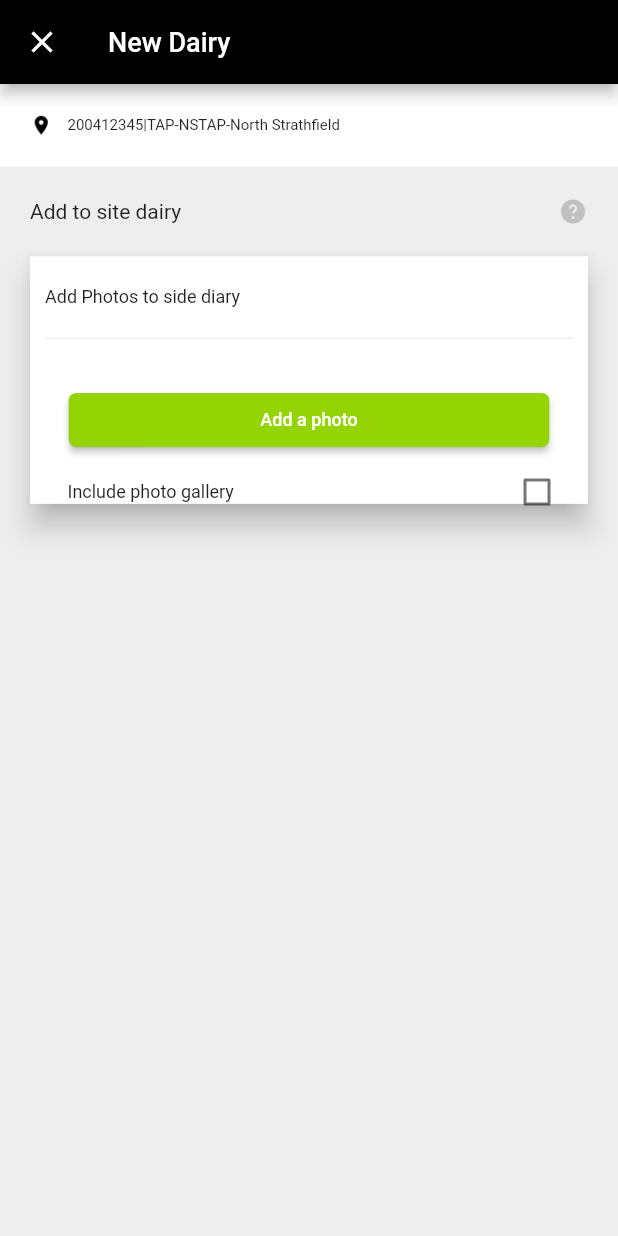
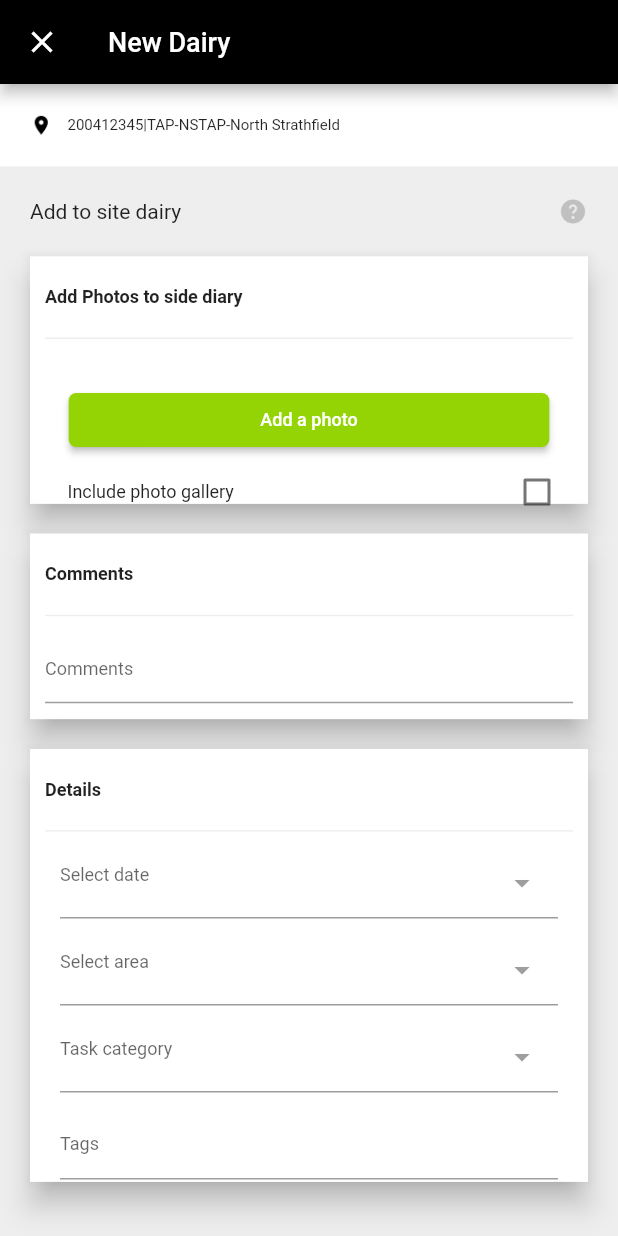
Before and after one commit to LjayArreza/flutter_task_xam, a Flutter app: the screen it shows after launch, on a phone screen of 412 x 824 dp. Run offline on Flutter 3.47's test engine with Material 2 defaults, Android fonts, the phone set to English and light mode, and no system bars; drawn by our look-alikes of flutter_typeahead; our stand-ins replace dio, flutter_dotenv, get, image_picker, logger.

Commit message:
Details and comment section

```diff
--- a/lib/presentation/controllers/upload_photo.controller.dart
+++ b/lib/presentation/controllers/upload_photo.controller.dart
@@ -1,9 +1,29 @@
+import 'package:flutter/material.dart';
 import 'package:flutter_task_xam/app/core/base/base_controller.dart';
 import 'package:get/get.dart';
+import 'package:intl/intl.dart';
 
 class UploadPhotoController extends BaseController {
+  var commentsController = TextEditingController();
+  var detailsDateController = TextEditingController();
+  var detailsAreaController = TextEditingController();
+  var taskCategoryController = TextEditingController();
+  var tagsController = TextEditingController();
   var isCheckboxSelected = false.obs;
   var selectedPhotos = <String>[].obs;
+  List<String> selectAreaItems = ['Area 1', 'Area 2', 'Area 3', 'Area 4'];
+  List<String> selectTaskCategoryItems = [
+    'Category 1',
+    'Category 2',
+    'Category 3',
+    'Category 4'
+  ];
+  RxString selectedDropdownValue = RxString('');
+  var selectedDate = ''.obs;
+
+  void setSelectedDropdownValue(String value) {
+    selectedDropdownValue.value = value;
+  }
 
   void setCheckbox(bool value) {
     isCheckboxSelected.value = value;
@@ -19,4 +39,30 @@ class UploadPhotoController extends BaseController {
       selectedPhotos.removeAt(index);
     }
   }
+
+  Future<void> selectDate(BuildContext context) async {
+    DateTime? picked = await showDatePicker(
+      context: context,
+      initialDate: DateTime.now(),
+      firstDate: DateTime(2000),
+      lastDate: DateTime(2101),
+      builder: (context, child) {
+        return Theme(
+          data: ThemeData.light().copyWith(
+            primaryColor: Colors.blue,
+            buttonTheme:
+                const ButtonThemeData(textTheme: ButtonTextTheme.primary),
+            colorScheme: const ColorScheme.light(primary: Colors.blue)
+                .copyWith(secondary: Colors.blue),
+          ),
+          child: child!,
+        );
+      },
+    );
+
+    if (picked != null) {
+      selectedDate.value = DateFormat('MM/dd/yyyy').format(picked);
+      detailsDateController.text = selectedDate.value;
+    }
+  }
 }
--- a/lib/presentation/views/upload_photo.view.dart
+++ b/lib/presentation/views/upload_photo.view.dart
@@ -5,14 +5,14 @@ import 'package:flutter_task_xam/app/core/base/base_view.dart';
 import 'package:flutter_task_xam/app/core/utils/image_utils.dart';
 import 'package:flutter_task_xam/presentation/controllers/upload_photo.controller.dart';
 import 'package:flutter_task_xam/presentation/widgets/add_photo_section.widget.dart';
-import 'package:get/get.dart';
+import 'package:flutter_task_xam/presentation/widgets/comments_section.widget.dart';
+import 'package:flutter_task_xam/presentation/widgets/details_section.widget.dart';
 
 class UploadPhotoView extends BaseView<UploadPhotoController> {
   const UploadPhotoView({super.key});
 
   @override
   Widget build(BuildContext context) {
-    return Obx(() {
     return Scaffold(
       backgroundColor: Colors.white,
       appBar: AppBar(
@@ -24,6 +24,7 @@ class UploadPhotoView extends BaseView<UploadPhotoController> {
             fontSize: 18,
           ),
         ),
+        centerTitle: false,
         leading: IconButton(
             onPressed: () {},
             icon: const Icon(
@@ -63,8 +64,7 @@ class UploadPhotoView extends BaseView<UploadPhotoController> {
             child: Column(
               children: [
                 Padding(
-                    padding:
-                        const EdgeInsets.only(top: 20, left: 20, right: 20),
+                  padding: const EdgeInsets.only(top: 20, left: 20, right: 20),
                   child: Row(
                     mainAxisAlignment: MainAxisAlignment.spaceBetween,
                     children: [
@@ -83,12 +83,13 @@ class UploadPhotoView extends BaseView<UploadPhotoController> {
                   ),
                 ),
                 const AddPhotoSectionWidget(),
+                const CommentSectionWidget(),
+                const DetailsSectionWidget(),
               ],
             ),
           )
         ],
       ),
     );
-    });
   }
 }
--- a/lib/presentation/widgets/add_photo_section.widget.dart
+++ b/lib/presentation/widgets/add_photo_section.widget.dart
@@ -12,7 +12,8 @@ class AddPhotoSectionWidget extends GetWidget<UploadPhotoController> {
 
   @override
   Widget build(BuildContext context) {
-    return Padding(
+    return Obx(
+      () => Padding(
         padding: const EdgeInsets.only(top: 20, left: 20, right: 20),
         child: Material(
           elevation: 8,
@@ -31,7 +32,10 @@ class AddPhotoSectionWidget extends GetWidget<UploadPhotoController> {
                     margin: const EdgeInsets.only(top: 10),
                     child: const Text(
                       'Add Photos to side diary',
-                    style: TextStyle(fontSize: 12),
+                      style: TextStyle(
+                        fontSize: 12,
+                        fontWeight: FontWeight.bold,
+                      ),
                     ),
                   ),
                   Container(
@@ -145,6 +149,7 @@ class AddPhotoSectionWidget extends GetWidget<UploadPhotoController> {
             ),
           ),
         ),
+      ),
     );
   }
 }
--- /dev/null
+++ b/lib/presentation/widgets/comments_section.widget.dart
@@ -0,0 +1,55 @@
+import 'package:flutter/material.dart';
+import 'package:flutter_task_xam/presentation/controllers/upload_photo.controller.dart';
+import 'package:get/get.dart';
+
+class CommentSectionWidget extends GetWidget<UploadPhotoController> {
+  const CommentSectionWidget({super.key});
+
+  @override
+  Widget build(BuildContext context) {
+    return Padding(
+      padding: const EdgeInsets.only(top: 20, left: 20, right: 20),
+      child: Material(
+        elevation: 8,
+        child: Container(
+          width: MediaQuery.of(context).size.width,
+          height: MediaQuery.of(context).size.height * 0.15,
+          color: Colors.white,
+          child: Padding(
+            padding: const EdgeInsets.only(top: 10, left: 10, right: 10),
+            child: Column(
+              crossAxisAlignment: CrossAxisAlignment.start,
+              children: [
+                Container(
+                  margin: const EdgeInsets.only(top: 10),
+                  child: const Text(
+                    'Comments',
+                    style: TextStyle(
+                      fontSize: 12,
+                      fontWeight: FontWeight.bold,
+                    ),
+                  ),
+                ),
+                Container(
+                  margin: const EdgeInsets.only(top: 20, bottom: 10),
+                  color: Colors.grey.shade200,
+                  height: 1,
+                ),
+                TextFormField(
+                  controller: controller.commentsController,
+                  decoration: const InputDecoration(
+                    hintText: 'Comments',
+                    hintStyle: TextStyle(fontSize: 12),
+                    focusedBorder: UnderlineInputBorder(
+                      borderSide: BorderSide(color: Colors.grey),
+                    ),
+                  ),
+                )
+              ],
+            ),
+          ),
+        ),
+      ),
+    );
+  }
+}
--- /dev/null
+++ b/lib/presentation/widgets/details_section.widget.dart
@@ -0,0 +1,167 @@
+import 'package:flutter/material.dart';
+import 'package:flutter_task_xam/presentation/controllers/upload_photo.controller.dart';
+import 'package:flutter_typeahead/flutter_typeahead.dart';
+import 'package:get/get.dart';
+
+class DetailsSectionWidget extends GetWidget<UploadPhotoController> {
+  const DetailsSectionWidget({super.key});
+
+  @override
+  Widget build(BuildContext context) {
+    return Padding(
+      padding: const EdgeInsets.only(top: 20, left: 20, right: 20),
+      child: Material(
+        elevation: 8,
+        child: Container(
+          width: MediaQuery.of(context).size.width,
+          height: MediaQuery.of(context).size.height * 0.35,
+          color: Colors.white,
+          child: Padding(
+            padding: const EdgeInsets.only(top: 10, left: 10, right: 10),
+            child: Column(
+              crossAxisAlignment: CrossAxisAlignment.start,
+              children: [
+                Container(
+                  margin: const EdgeInsets.only(top: 10),
+                  child: const Text(
+                    'Details',
+                    style: TextStyle(
+                      fontSize: 12,
+                      fontWeight: FontWeight.bold,
+                    ),
+                  ),
+                ),
+                Container(
+                  margin: const EdgeInsets.only(top: 20, bottom: 10),
+                  color: Colors.grey.shade200,
+                  height: 1,
+                ),
+                Container(
+                  margin: const EdgeInsets.only(
+                    left: 10,
+                    right: 10,
+                    bottom: 10,
+                  ),
+                  child: TextFormField(
+                    onTap: () {
+                      controller.selectDate(context);
+                    },
+                    controller: controller.detailsDateController,
+                    style: const TextStyle(fontSize: 12),
+                    decoration: const InputDecoration(
+                      hintText: 'Select date',
+                      hintStyle: TextStyle(fontSize: 12),
+                      focusedBorder: UnderlineInputBorder(
+                        borderSide: BorderSide(color: Colors.grey),
+                      ),
+                      suffixIcon: Icon(
+                        Icons.arrow_drop_down,
+                        color: Colors.grey,
+                      ),
+                    ),
+                  ),
+                ),
+                Container(
+                  margin: const EdgeInsets.only(
+                    left: 10,
+                    right: 10,
+                    bottom: 10,
+                  ),
+                  width: MediaQuery.of(context).size.width,
+                  child: TypeAheadField<String>(
+                    textFieldConfiguration: TextFieldConfiguration(
+                      controller: controller.detailsAreaController,
+                      style: const TextStyle(fontSize: 12),
+                      decoration: const InputDecoration(
+                        hintText: 'Select area',
+                        hintStyle: TextStyle(fontSize: 12),
+                        focusedBorder: UnderlineInputBorder(
+                          borderSide: BorderSide(color: Colors.black),
+                        ),
+                        suffixIcon: Icon(
+                          Icons.arrow_drop_down,
+                          color: Colors.grey,
+                        ),
+                      ),
+                    ),
+                    suggestionsCallback: (pattern) async {
+                      return controller.selectAreaItems;
+                    },
+                    itemBuilder: (context, suggestion) {
+                      return ListTile(
+                        title: Text(
+                          suggestion,
+                          style: const TextStyle(fontSize: 12),
+                        ),
+                      );
+                    },
+                    onSuggestionSelected: (String suggestion) {
+                      controller.detailsAreaController.text = suggestion;
+                    },
+                  ),
+                ),
+                Container(
+                  margin: const EdgeInsets.only(
+                    left: 10,
+                    right: 10,
+                    bottom: 10,
+                  ),
+                  width: MediaQuery.of(context).size.width,
+                  child: TypeAheadField<String>(
+                    textFieldConfiguration: TextFieldConfiguration(
+                      controller: controller.taskCategoryController,
+                      style: const TextStyle(fontSize: 12),
+                      decoration: const InputDecoration(
+                        hintText: 'Task category',
+                        hintStyle: TextStyle(fontSize: 12),
+                        focusedBorder: UnderlineInputBorder(
+                          borderSide: BorderSide(color: Colors.black),
+                        ),
+                        suffixIcon: Icon(
+                          Icons.arrow_drop_down,
+                          color: Colors.grey,
+                        ),
+                      ),
+                    ),
+                    suggestionsCallback: (pattern) async {
+                      return controller.selectTaskCategoryItems;
+                    },
+                    itemBuilder: (context, suggestion) {
+                      return ListTile(
+                        title: Text(
+                          suggestion,
+                          style: const TextStyle(fontSize: 12),
+                        ),
+                      );
+                    },
+                    onSuggestionSelected: (String suggestion) {
+                      controller.taskCategoryController.text = suggestion;
+                    },
+                  ),
+                ),
+                Container(
+                  margin: const EdgeInsets.only(
+                    left: 10,
+                    right: 10,
+                    bottom: 10,
+                  ),
+                  child: TextFormField(
+                    controller: controller.tagsController,
+                    style: const TextStyle(fontSize: 12),
+                    decoration: const InputDecoration(
+                      hintText: 'Tags',
+                      hintStyle: TextStyle(fontSize: 12),
+                      focusedBorder: UnderlineInputBorder(
+                        borderSide: BorderSide(color: Colors.grey),
+                      ),
+                    ),
+                  ),
+                ),
+              ],
+            ),
+          ),
+        ),
+      ),
+    );
+  }
+}
--- a/pubspec.yaml
+++ b/pubspec.yaml
@@ -17,6 +17,8 @@ dependencies:
   logger: ^2.0.1
   flutter_dotenv: ^5.1.0
   image_picker: ^1.0.2
+  flutter_typeahead: ^4.6.2
+  intl: ^0.18.1
 
 dev_dependencies:
   flutter_test:
```
Also changed, not shown: 1 other file. Lines whose indentation alone changed are shown as unchanged.
